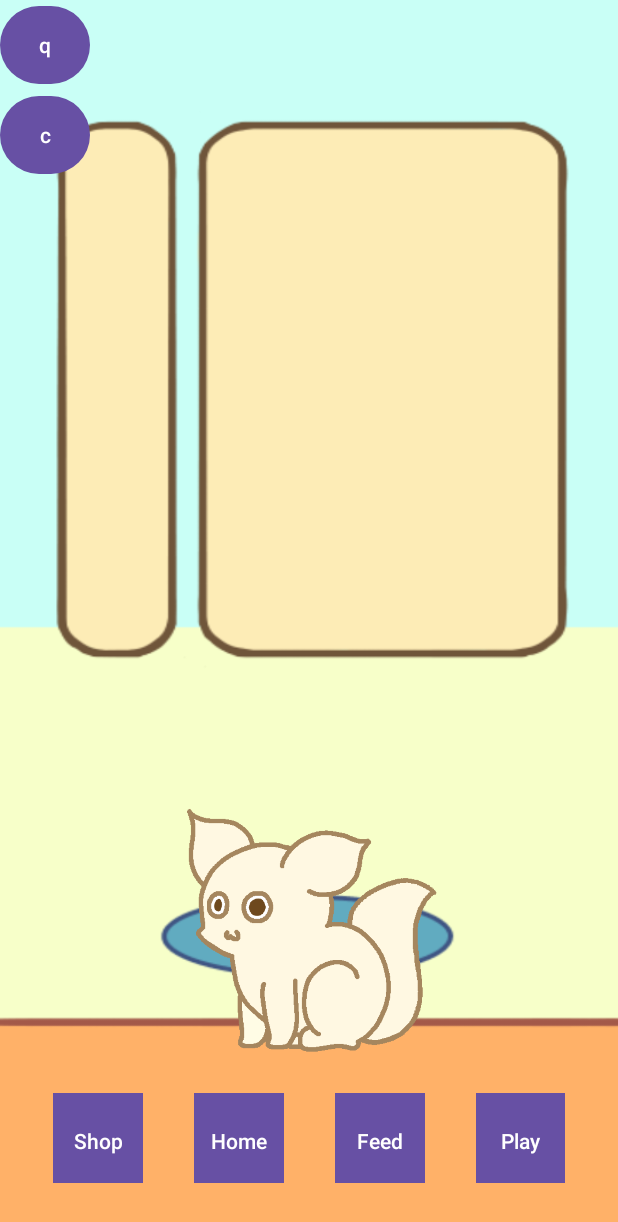
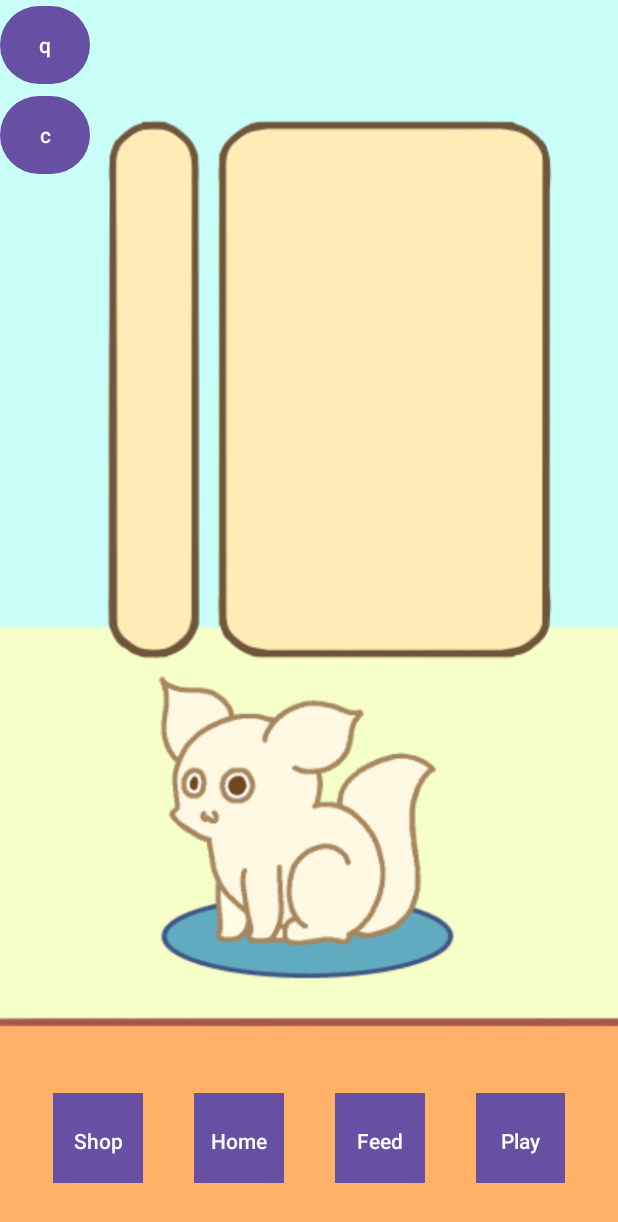
Before and after one commit to kuihua/IAT359-Project, an Android app: the Customization screen opened directly, with no data from a screen before it, on a phone screen of 412 x 824 dp. Shown: the top 1222 px of the screen. Run offline under Robolectric (Android 15) with nearby library versions, the phone set to English and light mode, and no system bars.

Commit message:
updated bg assests

```diff
--- a/IAT359_Project/app/src/main/res/layout/activity_customization.xml
+++ b/IAT359_Project/app/src/main/res/layout/activity_customization.xml
@@ -4,29 +4,39 @@
     xmlns:tools="http://schemas.android.com/tools"
     android:layout_width="match_parent"
     android:layout_height="match_parent"
+    android:background="@drawable/main_bg"
     tools:context=".Customization">
 
+    <!--    overlay-->
     <ImageView
-        app:layout_constraintWidth_percent="1"
-        app:layout_constraintHeight_percent="1"
-        android:adjustViewBounds="true"
-        android:id="@+id/main_bg"
+        android:id="@+id/shopOverlay"
         android:layout_width="match_parent"
         android:layout_height="wrap_content"
+        android:adjustViewBounds="true"
+        android:src="@drawable/overlay" />
+
+    <!--    rug-->
+    <ImageView
+        android:id="@+id/smallRug"
+        android:layout_width="match_parent"
+        android:layout_height="match_parent"
         android:scaleType="fitXY"
-        android:src="@drawable/iat359_custombg"/>
+        android:src="@drawable/small_rug"/>
 
+    <!--    creature-->
     <ImageView
         android:id="@+id/imageView"
-        android:layout_width="wrap_content"
-        android:layout_height="wrap_content"
-        android:layout_alignBottom="@+id/navLayout"
-        android:layout_marginStart="120dp"
-        android:layout_marginTop="120dp"
-        android:layout_marginEnd="120dp"
-        android:layout_marginBottom="120dp"
-        android:adjustViewBounds="true"
-        android:src="@drawable/starter_creature" />
+        android:layout_width="match_parent"
+        android:layout_height="match_parent"
+        android:src="@drawable/small_creature" />
+
+    <!--   navbar -->
+    <ImageView
+        android:id="@+id/navBar"
+        android:layout_width="match_parent"
+        android:layout_height="match_parent"
+        android:scaleType="fitXY"
+        android:src="@drawable/navbar"/>
 
     <TableLayout
         android:id="@+id/navLayout"
```
Also changed, not shown: IAT359_Project/app/src/main/res/layout/activity_main.xml (+23 -12 lines), IAT359_Project/app/src/main/res/layout/activity_shop.xml (+11 -9 lines), IAT359_Project/app/src/main/res/drawable/home_creature.png (added), IAT359_Project/app/src/main/res/drawable/small_creature.png (added).
